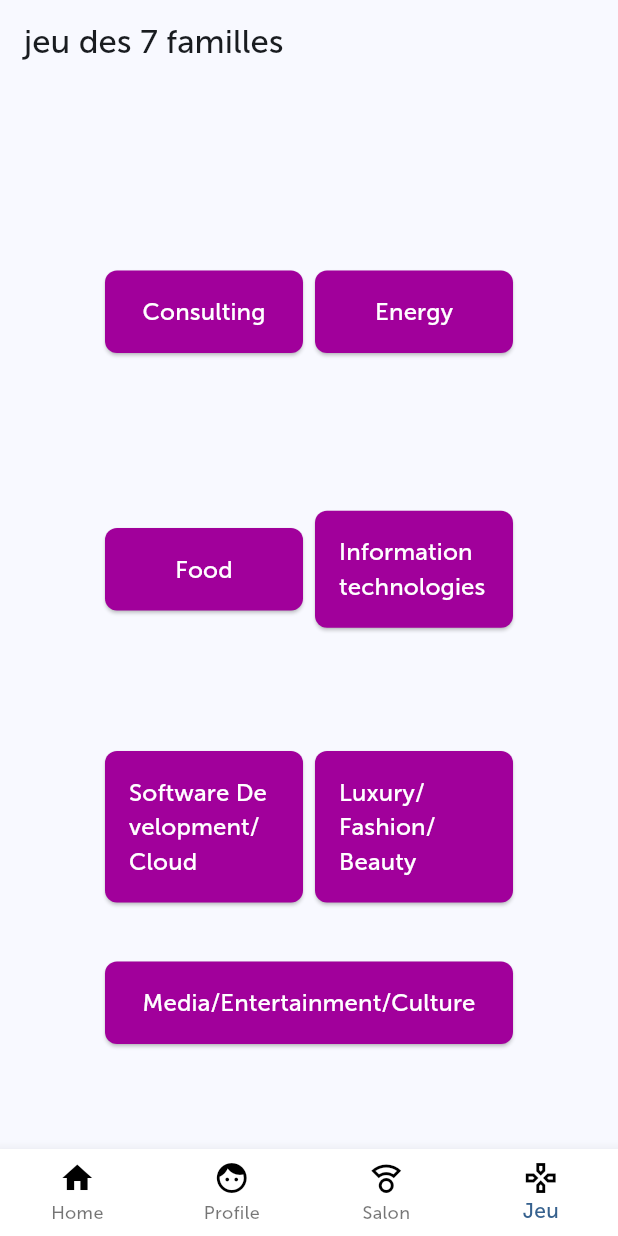
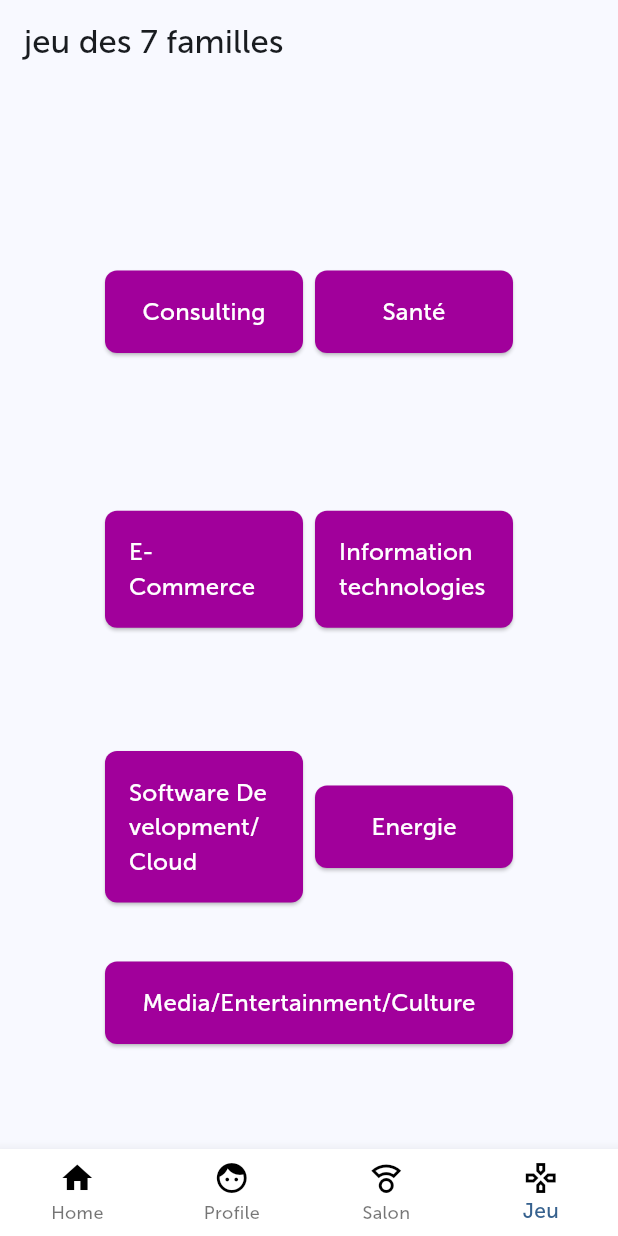
Before and after one commit to MattTour/VivaTech_Workshop-Front, a Flutter app: the screen it shows after launch, item 4 of the bottom bar chosen, on a phone screen of 412 x 824 dp. Run offline on Flutter 3.47's test engine with Material 2 defaults, Android fonts, the phone set to English and light mode, and no system bars; network calls fail.

Commit message:
Fix value in button to fetch API

```diff
--- a/lib/pages/jeu_page.dart
+++ b/lib/pages/jeu_page.dart
@@ -59,7 +59,7 @@ class JeuPage extends StatelessWidget {
                             context,
                             MaterialPageRoute(
                               builder: (context) => SecondPage(
-                                data: Data(value: 'Energy'),
+                                data: Data(value: 'Sante'),
                               ),
                             ),
                           );
@@ -74,7 +74,7 @@ class JeuPage extends StatelessWidget {
                           padding: EdgeInsets.all(16),
                         ),
                         child: Text(
-                          'Energy',
+                          'Santé',
                           style: TextStyle(fontSize: 16),
                         ),
                       ),
@@ -93,7 +93,7 @@ class JeuPage extends StatelessWidget {
                             context,
                             MaterialPageRoute(
                               builder: (context) => SecondPage(
-                                data: Data(value: 'Food'),
+                                data: Data(value: 'Retail'),
                               ),
                             ),
                           );
@@ -107,7 +107,7 @@ class JeuPage extends StatelessWidget {
                           padding: EdgeInsets.all(16),
                         ),
                         child: Text(
-                          'Food',
+                          'E-Commerce',
                           style: TextStyle(fontSize: 16),
                         ),
                       ),
@@ -120,7 +120,7 @@ class JeuPage extends StatelessWidget {
                             context,
                             MaterialPageRoute(
                               builder: (context) => SecondPage(
-                                data: Data(value: 'Information technologies'),
+                                data: Data(value: 'Information'),
                               ),
                             ),
                           );
@@ -153,7 +153,7 @@ class JeuPage extends StatelessWidget {
                             context,
                             MaterialPageRoute(
                               builder: (context) => SecondPage(
-                                data: Data(value: 'Software Development/Cloud'),
+                                data: Data(value: 'Cloud'),
                               ),
                             ),
                           );
@@ -180,7 +180,7 @@ class JeuPage extends StatelessWidget {
                             context,
                             MaterialPageRoute(
                               builder: (context) => SecondPage(
-                                data: Data(value: 'Luxury/Fashion/Beauty'),
+                                data: Data(value: 'Energie'),
                               ),
                             ),
                           );
@@ -194,7 +194,7 @@ class JeuPage extends StatelessWidget {
                           padding: EdgeInsets.all(16),
                         ),
                         child: Text(
-                          'Luxury/Fashion/Beauty',
+                          'Energie',
                           style: TextStyle(fontSize: 16),
                         ),
                       ),
@@ -212,7 +212,7 @@ class JeuPage extends StatelessWidget {
                           context,
                           MaterialPageRoute(
                             builder: (context) => SecondPage(
-                              data: Data(value: 'Media/Entertainment/Culture'),
+                              data: Data(value: 'Media'),
                             ),
                           ),
                         );
```
